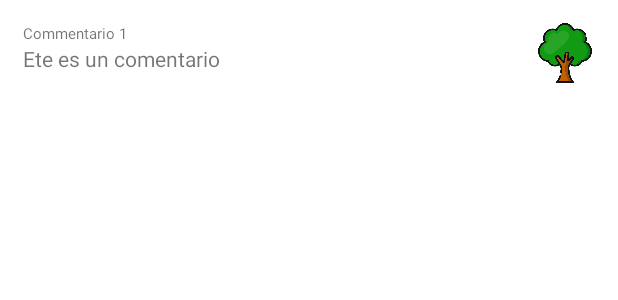
After one commit to GreenPS/Avance-proyecto, an Android app: the layout commen_item.xml on its own in the app's theme, with its tools: preview values and no code run, on a phone screen of 412 x 824 dp. The commit adds this screen. Shown: the top 300 px of the screen. Run offline under Robolectric (Android 15) with nearby library versions, the phone set to English and light mode, and no system bars.

Commit message:
:sparkles: Item recyclerview

```diff
--- a/app/build.gradle
+++ b/app/build.gradle
@@ -41,4 +41,9 @@ dependencies {
     testImplementation 'junit:junit:4.+'
     androidTestImplementation 'androidx.test.ext:junit:1.1.3'
     androidTestImplementation 'androidx.test.espresso:espresso-core:3.4.0'
+
+
+    //-----CardView
+    implementation("androidx.cardview:cardview:1.0.0")
+
 }
--- a/app/src/main/res/layout/activity_perfil.xml
+++ b/app/src/main/res/layout/activity_perfil.xml
@@ -59,7 +59,7 @@
         android:gravity="center"
         android:orientation="vertical"
         android:padding="30dp"
-        android:layout_marginTop="-200dp">
+        android:layout_marginTop="-150dp">
         <EditText
             android:id="@+id/txt_name_profile"
             android:layout_width="match_parent"
--- /dev/null
+++ b/app/src/main/res/layout/commen_item.xml
@@ -0,0 +1,47 @@
+<?xml version="1.0" encoding="utf-8"?>
+<RelativeLayout xmlns:android="http://schemas.android.com/apk/res/android"
+    android:layout_width="match_parent"
+    xmlns:app="http://schemas.android.com/apk/res-auto"
+    android:layout_height="wrap_content">
+
+    <androidx.cardview.widget.CardView
+        android:layout_width="match_parent"
+        android:layout_height="wrap_content"
+        app:cardCornerRadius="10dp"
+
+        android:layout_margin="5dp">\
+        <LinearLayout
+            android:layout_width="match_parent"
+            android:layout_height="match_parent"
+            android:padding="10dp"
+            android:orientation="horizontal">
+            <LinearLayout
+                android:layout_weight="1"
+                android:layout_width="match_parent"
+                android:layout_height="match_parent"
+                android:orientation="vertical">
+                <TextView
+                    android:layout_width="wrap_content"
+                    android:layout_height="wrap_content"
+                    android:textSize="10dp"
+                    android:text="Commentario 1"/>
+                <TextView
+                    android:layout_width="wrap_content"
+                    android:layout_height="wrap_content"
+                    android:text="Ete es un comentario"/>
+
+            </LinearLayout>
+            <LinearLayout
+                android:layout_weight="9"
+                android:layout_width="match_parent"
+                android:layout_height="match_parent"
+                android:layout_gravity="right"
+                android:gravity="right">
+                <ImageView
+                    android:layout_width="40dp"
+                    android:layout_height="40dp"
+                    android:background="@drawable/tree"/>
+            </LinearLayout>
+        </LinearLayout>
+    </androidx.cardview.widget.CardView>
+</RelativeLayout>
```
